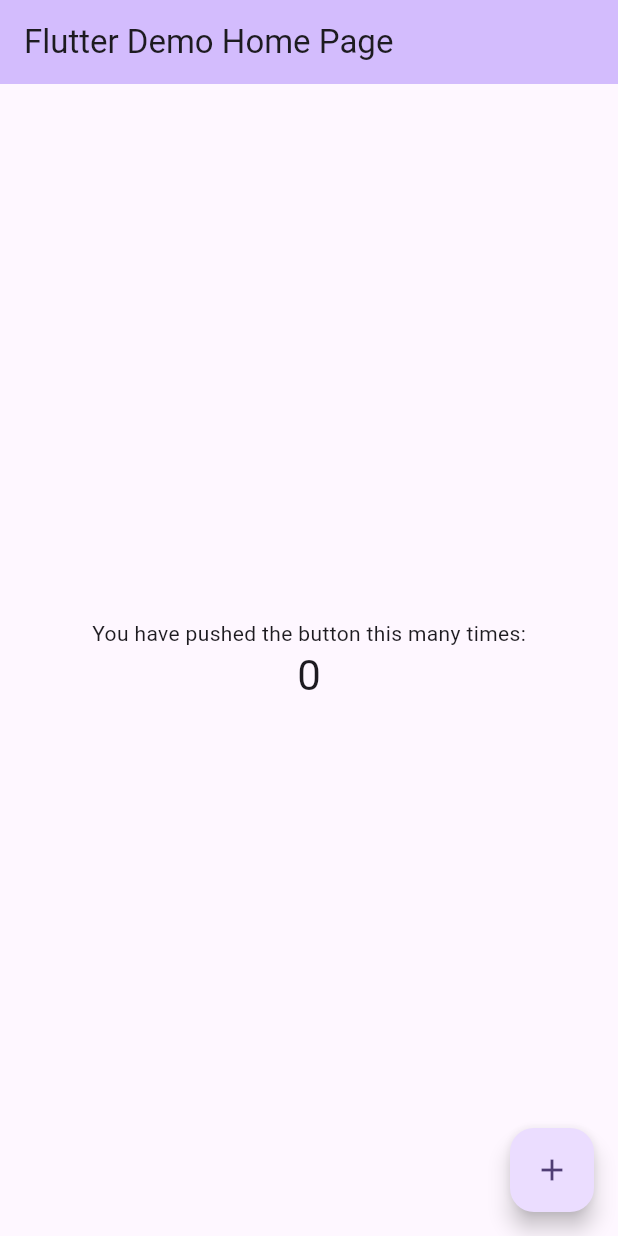
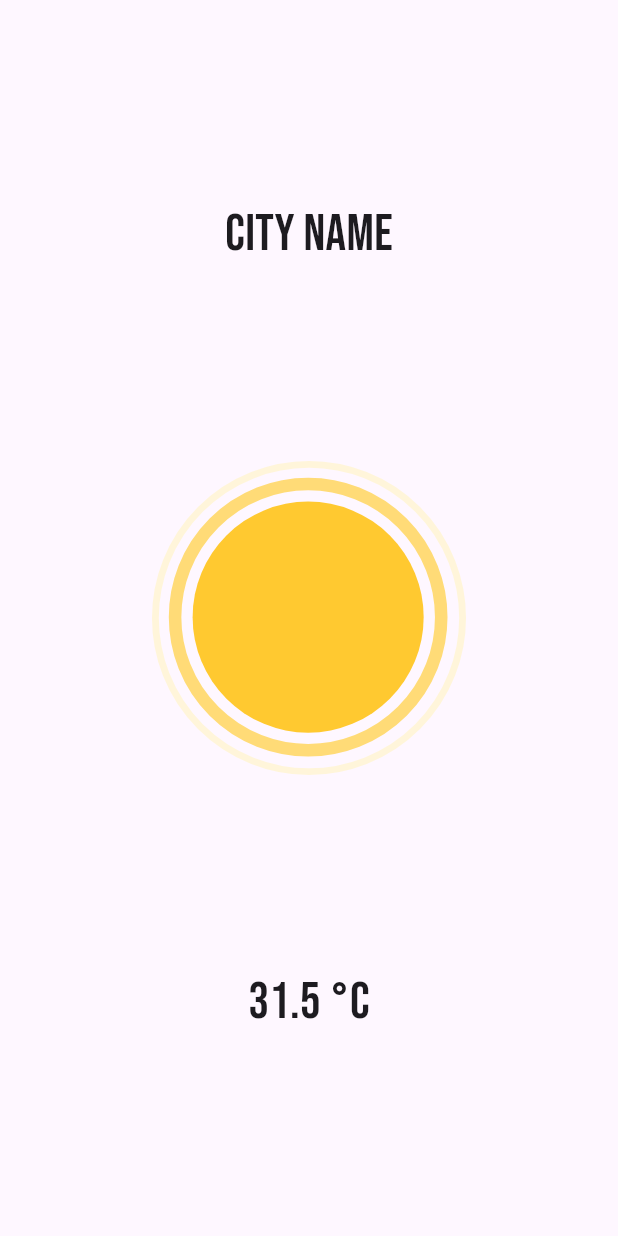
Before and after one commit to AnonX9/minimal_weather_app, a Flutter app: the screen it shows after launch, on a phone screen of 412 x 824 dp. Run offline on Flutter 3.47's test engine with Material 3 defaults, Android fonts, the phone set to English and light mode, and no system bars; drawn by our look-alikes of lottie; our stand-ins replace google_fonts.

Commit message:
feat: Add current_weather_page.dart

```diff
--- a/lib/main.dart
+++ b/lib/main.dart
@@ -1,4 +1,5 @@
 import 'package:flutter/material.dart';
+import 'package:minimal_weather_app/src/current_weather/presentation/current_weather_page.dart';
 
 void main() {
   runApp(const MyApp());
@@ -11,115 +12,12 @@ class MyApp extends StatelessWidget {
   @override
   Widget build(BuildContext context) {
     return MaterialApp(
-      title: 'Flutter Demo',
+      title: 'Minima Weather',
       theme: ThemeData(
-        // This is the theme of your application.
-        //
-        // TRY THIS: Try running your application with "flutter run". You'll see
-        // the application has a purple toolbar. Then, without quitting the app,
-        // try changing the seedColor in the colorScheme below to Colors.green
-        // and then invoke "hot reload" (save your changes or press the "hot
-        // reload" button in a Flutter-supported IDE, or press "r" if you used
-        // the command line to start the app).
-        //
-        // Notice that the counter didn't reset back to zero; the application
-        // state is not lost during the reload. To reset the state, use hot
-        // restart instead.
-        //
-        // This works for code too, not just values: Most code changes can be
-        // tested with just a hot reload.
         colorScheme: ColorScheme.fromSeed(seedColor: Colors.deepPurple),
         useMaterial3: true,
       ),
-      home: const MyHomePage(title: 'Flutter Demo Home Page'),
+      home: const CurrentWeatherPage(),
     );
   }
 }
-
-class MyHomePage extends StatefulWidget {
-  const MyHomePage({super.key, required this.title});
-
-  // This widget is the home page of your application. It is stateful, meaning
-  // that it has a State object (defined below) that contains fields that affect
-  // how it looks.
-
-  // This class is the configuration for the state. It holds the values (in this
-  // case the title) provided by the parent (in this case the App widget) and
-  // used by the build method of the State. Fields in a Widget subclass are
-  // always marked "final".
-
-  final String title;
-
-  @override
-  State<MyHomePage> createState() => _MyHomePageState();
-}
-
-class _MyHomePageState extends State<MyHomePage> {
-  int _counter = 0;
-
-  void _incrementCounter() {
-    setState(() {
-      // This call to setState tells the Flutter framework that something has
-      // changed in this State, which causes it to rerun the build method below
-      // so that the display can reflect the updated values. If we changed
-      // _counter without calling setState(), then the build method would not be
-      // called again, and so nothing would appear to happen.
-      _counter++;
-    });
-  }
-
-  @override
-  Widget build(BuildContext context) {
-    // This method is rerun every time setState is called, for instance as done
-    // by the _incrementCounter method above.
-    //
-    // The Flutter framework has been optimized to make rerunning build methods
-    // fast, so that you can just rebuild anything that needs updating rather
-    // than having to individually change instances of widgets.
-    return Scaffold(
-      appBar: AppBar(
-        // TRY THIS: Try changing the color here to a specific color (to
-        // Colors.amber, perhaps?) and trigger a hot reload to see the AppBar
-        // change color while the other colors stay the same.
-        backgroundColor: Theme.of(context).colorScheme.inversePrimary,
-        // Here we take the value from the MyHomePage object that was created by
-        // the App.build method, and use it to set our appbar title.
-        title: Text(widget.title),
-      ),
-      body: Center(
-        // Center is a layout widget. It takes a single child and positions it
-        // in the middle of the parent.
-        child: Column(
-          // Column is also a layout widget. It takes a list of children and
-          // arranges them vertically. By default, it sizes itself to fit its
-          // children horizontally, and tries to be as tall as its parent.
-          //
-          // Column has various properties to control how it sizes itself and
-          // how it positions its children. Here we use mainAxisAlignment to
-          // center the children vertically; the main axis here is the vertical
-          // axis because Columns are vertical (the cross axis would be
-          // horizontal).
-          //
-          // TRY THIS: Invoke "debug painting" (choose the "Toggle Debug Paint"
-          // action in the IDE, or press "p" in the console), to see the
-          // wireframe for each widget.
-          mainAxisAlignment: MainAxisAlignment.center,
-          children: <Widget>[
-            const Text(
-              'You have pushed the button this many times:',
-            ),
-            Text(
-              '$_counter',
-              style: Theme.of(context).textTheme.headlineMedium,
-            ),
-          ],
-        ),
-      ),
-      floatingActionButton: FloatingActionButton(
-        onPressed: _incrementCounter,
-        tooltip: 'Increment',
-        child: const Icon(Icons.add),
-      ), // This trailing comma makes auto-formatting nicer for build methods.
-    );
-  }
-}
--- /dev/null
+++ b/lib/src/current_weather/presentation/current_weather_page.dart
@@ -0,0 +1,28 @@
+import 'package:flutter/material.dart';
+import 'package:google_fonts/google_fonts.dart';
+import 'package:lottie/lottie.dart';
+
+class CurrentWeatherPage extends StatelessWidget {
+  const CurrentWeatherPage({super.key});
+
+  @override
+  Widget build(BuildContext context) {
+    TextStyle textStyle = GoogleFonts.bebasNeue(fontSize: 34);
+
+    return Scaffold(
+      body: Center(
+        child: Padding(
+          padding: const EdgeInsets.symmetric(vertical: 80),
+          child: Column(
+            mainAxisAlignment: MainAxisAlignment.spaceAround,
+            children: [
+              Text("city name".toUpperCase(), style: textStyle),
+              LottieBuilder.asset("assets/weather-sunny.json"),
+              Text("31.5 °C", style: textStyle)
+            ],
+          ),
+        ),
+      ),
+    );
+  }
+}
--- a/pubspec.yaml
+++ b/pubspec.yaml
@@ -35,6 +35,8 @@ dependencies:
   # The following adds the Cupertino Icons font to your application.
   # Use with the CupertinoIcons class for iOS style icons.
   cupertino_icons: ^1.0.6
+  google_fonts: ^6.2.1
+  lottie: ^3.1.0
 
 dev_dependencies:
   flutter_test:
@@ -59,8 +61,8 @@ flutter:
   uses-material-design: true
 
   # To add assets to your application, add an assets section, like this:
-  # assets:
-  #   - images/a_dot_burr.jpeg
+  assets:
+    - assets/
   #   - images/a_dot_ham.jpeg
 
   # An image asset can refer to one or more resolution-specific "variants", see
```
Also changed, not shown: assets/weather-sunny.json (added, +1 -0 lines), pubspec.lock.
